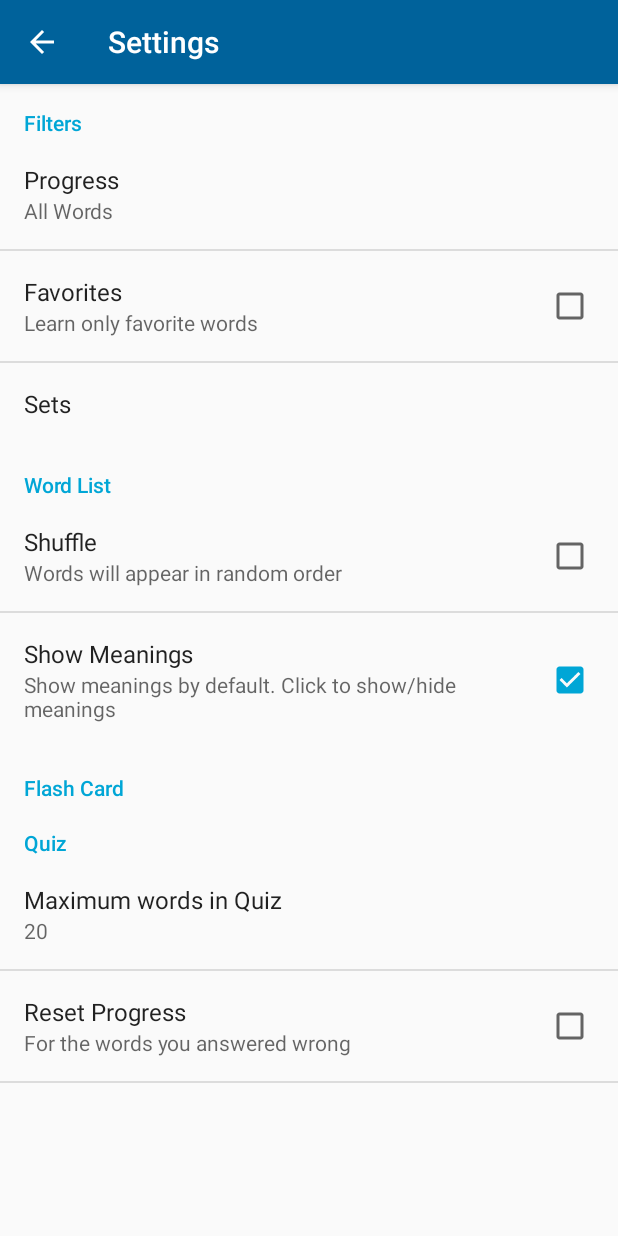
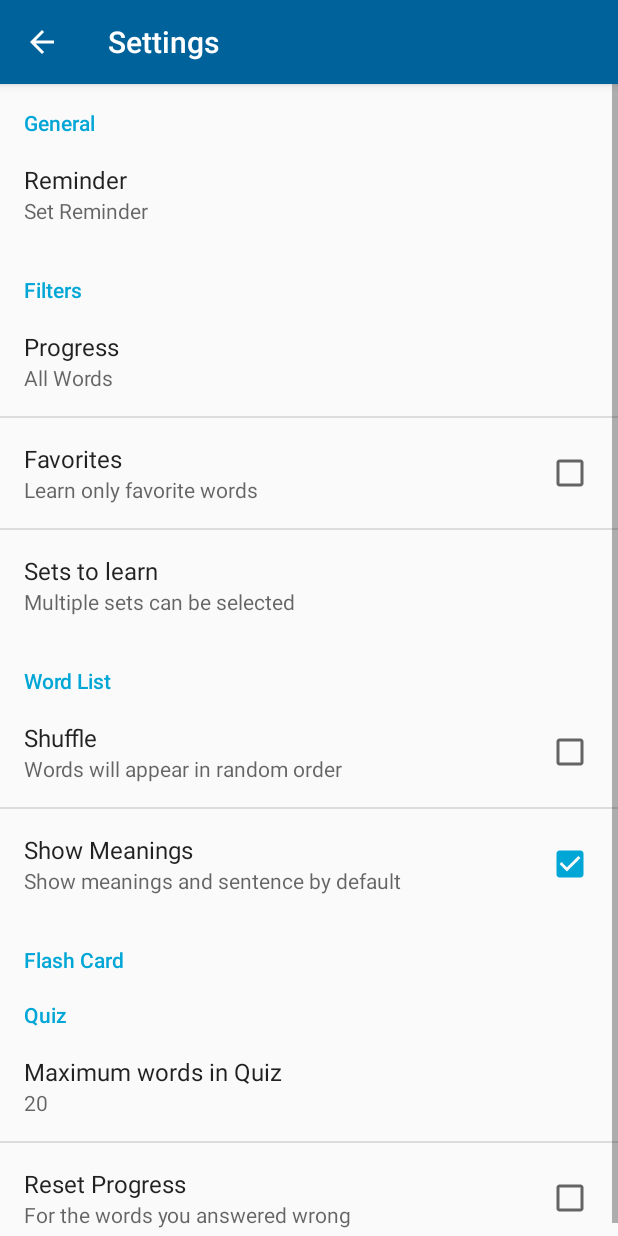
Before and after one commit to abhinav4192/VocabApp, an Android app: the SettingsActivity screen opened directly, with no data from a screen before it, on a phone screen of 412 x 824 dp. Run offline under Robolectric (Android 15) with nearby library versions, the phone set to English and light mode, and no system bars.

Commit message:
Initial reminder service

```diff
--- a/app/build.gradle
+++ b/app/build.gradle
@@ -3,8 +3,8 @@ apply plugin: 'android-apt'
 
 
 android {
-    compileSdkVersion 23
-    buildToolsVersion "23.0.2"
+    compileSdkVersion 24
+    buildToolsVersion "24.0.0"
 
     defaultConfig {
         applicationId "fightingpit.vocabbuilder"
--- a/app/src/main/java/fightingpit/VocabBuilder/SettingsActivity.java
+++ b/app/src/main/java/fightingpit/VocabBuilder/SettingsActivity.java
@@ -3,24 +3,17 @@ package fightingpit.VocabBuilder;
 
 import android.annotation.TargetApi;
 import android.content.Context;
-import android.content.DialogInterface;
 import android.content.res.Configuration;
 import android.os.Build;
 import android.os.Bundle;
 import android.preference.ListPreference;
 import android.preference.Preference;
-import android.support.v7.app.ActionBar;
 import android.preference.PreferenceFragment;
 import android.preference.PreferenceManager;
+import android.support.v7.app.ActionBar;
 import android.support.v7.app.AlertDialog;
-import android.util.Log;
 import android.view.MenuItem;
 import android.view.View;
-import android.widget.AdapterView;
-import android.widget.ArrayAdapter;
-import android.widget.Button;
-import android.widget.CheckedTextView;
-import android.widget.ListView;
 import android.widget.Toast;
 
 import java.util.ArrayList;
@@ -29,15 +22,17 @@ import fightingpit.VocabBuilder.Adapter.SetAdapter;
 import fightingpit.VocabBuilder.Engine.CommonUtils;
 import fightingpit.VocabBuilder.Engine.ContextManager;
 import fightingpit.VocabBuilder.Engine.Database.DatabaseMethods;
+import fightingpit.VocabBuilder.Engine.ReminderManager;
 import fightingpit.VocabBuilder.Engine.SettingManager;
 import fightingpit.VocabBuilder.Model.SetDetails;
 
-public class SettingsActivity extends AppCompatPreferenceActivity{
+public class SettingsActivity extends AppCompatPreferenceActivity {
     /**
      * A preference value change listener that updates the preference's summary
      * to reflect its new value.
      */
-    private static Preference.OnPreferenceChangeListener sBindPreferenceSummaryToValueListener = new Preference.OnPreferenceChangeListener() {
+    private static Preference.OnPreferenceChangeListener sBindPreferenceSummaryToValueListener =
+            new Preference.OnPreferenceChangeListener() {
                 @Override
                 public boolean onPreferenceChange(Preference preference, Object value) {
                     String stringValue = value.toString();
@@ -61,16 +56,6 @@ public class SettingsActivity extends AppCompatPreferenceActivity{
                     return true;
                 }
             };
-
-    @Override
-    public boolean onOptionsItemSelected(MenuItem item) {
-        switch (item.getItemId()) {
-            case android.R.id.home:
-                this.finish();
-                return true;
-        }
-        return super.onOptionsItemSelected(item);
-    }
 
     /**
      * Helper method to determine if the device has an extra-large screen. For
@@ -103,11 +88,22 @@ public class SettingsActivity extends AppCompatPreferenceActivity{
     }
 
     @Override
+    public boolean onOptionsItemSelected(MenuItem item) {
+        switch (item.getItemId()) {
+            case android.R.id.home:
+                this.finish();
+                return true;
+        }
+        return super.onOptionsItemSelected(item);
+    }
+
+    @Override
     protected void onCreate(Bundle savedInstanceState) {
         super.onCreate(savedInstanceState);
         setupActionBar();
         ContextManager.setCurrentActivityContext(this);
-        getFragmentManager().beginTransaction().replace(android.R.id.content, new GeneralPreferenceFragment()).commit();
+        getFragmentManager().beginTransaction().replace(android.R.id.content, new
+                GeneralPreferenceFragment()).commit();
     }
 
     /**
@@ -150,24 +146,25 @@ public class SettingsActivity extends AppCompatPreferenceActivity{
             bindPreferenceSummaryToValue(findPreference("pref_max_words_in_quiz"));
             bindPreferenceSummaryToValue(findPreference("pref_filter_status"));
 
-            Preference aShufflePreference = findPreference("pref_shuffle");
-            aShufflePreference.setOnPreferenceChangeListener(new Preference.OnPreferenceChangeListener() {
+            findPreference("pref_shuffle").setOnPreferenceChangeListener(new Preference
+                    .OnPreferenceChangeListener() {
                 @Override
                 public boolean onPreferenceChange(Preference preference, Object newValue) {
-                    if((boolean) newValue){
+                    if ((boolean) newValue) {
                         // Means user has changed the Shuffle from false to true. In this case
                         // the shuffle sequence should be changed even if all other criteria
-                        // remains same. Therefore, set number of words in shuffle sequence ot zero.
-                        (new SettingManager()).updateValue(ContextManager.getCurrentActivityContext()
+                        // remains same. Therefore, set number of words in shuffle sequence to zero.
+                        (new SettingManager()).updateValue(ContextManager
+                                .getCurrentActivityContext()
                                 .getResources().getString(R.string
-                                        .shuffle_sequence_number_of_words),0);
+                                        .shuffle_sequence_number_of_words), -1);
                     }
                     return true;
                 }
             });
 
-            Preference aSetPreference= findPreference("pref_set_selection");
-            aSetPreference.setOnPreferenceClickListener(new Preference.OnPreferenceClickListener() {
+            findPreference("pref_set_selection").setOnPreferenceClickListener(new Preference
+                    .OnPreferenceClickListener() {
                 @Override
                 public boolean onPreferenceClick(Preference preference) {
                     showSetSelectorAlert();
@@ -175,9 +172,44 @@ public class SettingsActivity extends AppCompatPreferenceActivity{
                 }
             });
 
+
+            final Preference aReminderPreference = findPreference(getResources().getString(R.string
+                    .pref_key_reminder));
+            setReminderSummary(aReminderPreference);
+            aReminderPreference.setOnPreferenceClickListener(new Preference
+                    .OnPreferenceClickListener() {
+                @Override
+                public boolean onPreferenceClick(Preference preference) {
+                    ReminderManager.getInstance().handleClickOnReminderSetting(aReminderPreference);
+                    return false;
+                }
+            });
+
+
         }
 
-        private void showSetSelectorAlert(){
+        /**
+         * Set reminder summary
+         *
+         * @param iPreference reference to reminder preference
+         */
+        private void setReminderSummary(Preference iPreference) {
+            SettingManager aSettingManager = new SettingManager();
+            String aReminderValue = aSettingManager.getValue(getResources().getString(R.string
+                    .pref_reminder_value));
+
+            if (!aReminderValue.isEmpty()) {
+                iPreference.setSummary(CommonUtils.getFormattedReminderText(aReminderValue));
+            } else {
+                iPreference.setSummary(getResources().getString(R.string
+                        .pref_summary_reminder_default));
+            }
+        }
+
+        /**
+         * Show AlertDialog to select sets.
+         */
+        private void showSetSelectorAlert() {
 
             final DatabaseMethods aDatabaseMethods = new DatabaseMethods();
             final ArrayList<SetDetails> aSets = aDatabaseMethods.getAllSets(false);
@@ -192,34 +224,38 @@ public class SettingsActivity extends AppCompatPreferenceActivity{
                     .setTitle("Select sets")
                     .setAdapter(aSetAdapter, null)
                     .setPositiveButton("OK", null)
-                    .setNegativeButton("CANCEL",null)
+                    .setNegativeButton("CANCEL", null)
                     .setNeutralButton("Clear All", null)
                     .create();
             aAlertDialog.show();
 
-            aAlertDialog.getButton(AlertDialog.BUTTON_POSITIVE).setOnClickListener(new View.OnClickListener() {
+            aAlertDialog.getButton(AlertDialog.BUTTON_POSITIVE).setOnClickListener(new View
+                    .OnClickListener() {
                 @Override
                 public void onClick(View view) {
-                    if(aSetAdapter.updateSelectedSetInDB()){
+                    if (aSetAdapter.updateSelectedSetInDB()) {
                         aAlertDialog.dismiss();
-                    }else {
-                        Toast.makeText(ContextManager.getCurrentActivityContext(), "Please select" +
-                                " at least one set.", Toast.LENGTH_SHORT).show();
+                    } else {
+                        Toast.makeText(ContextManager.getCurrentActivityContext(), getResources()
+                                .getString(R.string.error_select_one_set), Toast
+                                .LENGTH_SHORT).show();
                     }
                 }
             });
 
-            aAlertDialog.getButton(AlertDialog.BUTTON_NEGATIVE).setOnClickListener(new View.OnClickListener() {
+            aAlertDialog.getButton(AlertDialog.BUTTON_NEGATIVE).setOnClickListener(new View
+                    .OnClickListener() {
                 @Override
                 public void onClick(View view) {
                     aAlertDialog.dismiss();
                 }
             });
 
-            aAlertDialog.getButton(AlertDialog.BUTTON_NEUTRAL).setOnClickListener(new View.OnClickListener() {
+            aAlertDialog.getButton(AlertDialog.BUTTON_NEUTRAL).setOnClickListener(new View
+                    .OnClickListener() {
                 @Override
                 public void onClick(View view) {
-                    for(int i=0;i < aSetSize; i++) {
+                    for (int i = 0; i < aSetSize; i++) {
                         aSets.get(i).setSelected(false);
                     }
                     aSetAdapter.notifyDataSetChanged();
--- a/app/src/main/java/fightingpit/VocabBuilder/WordListFragment.java
+++ b/app/src/main/java/fightingpit/VocabBuilder/WordListFragment.java
@@ -10,7 +10,6 @@ import android.support.annotation.Nullable;
 import android.support.v4.content.ContextCompat;
 import android.support.v7.widget.LinearLayoutManager;
 import android.support.v7.widget.RecyclerView;
-import android.util.Log;
 import android.view.LayoutInflater;
 import android.view.View;
 import android.view.ViewGroup;
@@ -38,7 +37,7 @@ public class WordListFragment extends Fragment {
         // Initialize contacts
         // Create adapter passing in the sample user data
         WordListAdapter adapter = new WordListAdapter();
-        // Attach the adapter to the recyclerview to populate items
+        // Attach the adapter to the recyclerView to populate items
         rvWordList.setAdapter(adapter);
         // Set layout manager to position the items
         rvWordList.setLayoutManager(new LinearLayoutManager(ContextManager.getCurrentActivityContext()));
--- a/app/src/main/res/layout/model_single_word_in_word_list.xml
+++ b/app/src/main/res/layout/model_single_word_in_word_list.xml
@@ -9,9 +9,7 @@
 
     <RelativeLayout
         android:layout_width="match_parent"
-        android:layout_height="36dp"
-        android:animateLayoutChanges="false"
-        >
+        android:layout_height="36dp">
 
         <ImageView
             android:id="@+id/iv_mswiwl_dots"
@@ -19,7 +17,6 @@
             android:layout_height="match_parent"
             android:layout_alignParentEnd="true"
             android:layout_alignParentRight="true"
-            android:clickable="true"
             android:paddingBottom="7dp"
             android:paddingTop="7dp"
             android:src="@drawable/three_vertical_dots"/>
--- a/app/src/main/res/menu/main.xml
+++ b/app/src/main/res/menu/main.xml
@@ -5,5 +5,6 @@
         android:id="@+id/action_settings"
         android:orderInCategory="100"
         android:title="@string/action_settings"
-        app:showAsAction="never" />
+        android:icon="@drawable/setting"
+        app:showAsAction="always" />
 </menu>
--- a/app/src/main/res/values/colors.xml
+++ b/app/src/main/res/values/colors.xml
@@ -7,8 +7,6 @@
     <color name="colorAccent">#00a6d6</color>
     <!-- From DirectTV Ends -->
 
-    <color name="colorDarkGrey">#e74c3c</color>
-    <color name="black87">#CC000000</color>
     <color name="black75">#BF000000</color>
     <color name="black63">#A0000000</color>
 </resources>
--- a/app/src/main/res/values/dimens.xml
+++ b/app/src/main/res/values/dimens.xml
@@ -5,5 +5,4 @@
     <!-- Default screen margins, per the Android Design guidelines. -->
     <dimen name="activity_horizontal_margin">16dp</dimen>
     <dimen name="activity_vertical_margin">16dp</dimen>
-    <dimen name="fab_margin">16dp</dimen>
 </resources>
--- a/app/src/main/res/values/integer.xml
+++ b/app/src/main/res/values/integer.xml
@@ -2,5 +2,4 @@
 <resources>
     <integer name="MAX_PROGRESS">3</integer>
     <integer name="CHECK_TTS_ENGINE">101</integer>
-    <integer name="SETTING_ACTIVITY_CODE">102</integer>
 </resources>
--- a/app/src/main/res/values/strings.xml
+++ b/app/src/main/res/values/strings.xml
@@ -7,8 +7,20 @@
     <string name="action_settings">Settings</string>
     <string name="shared_preferences_file">SharedPreferences</string>
     <string name="title_activity_settings">Settings</string>
-    <string name="text_test_string">qtypadfghjzxcvb</string>
     <string name="all_words">All Words</string>
+    <string name="error_select_one_set">Please select at least one set</string>
+    <string name="tts_voice_data_not_found">Voice data not found. Please install voice data for English (United " +
+                "States) or English (United Kingdom). Connect to Wi-Fi to install.</string>
+
+    <string name="reminder_exception_text">Reminder is set.</string>
+    <string name="reminder_set_for">"Set for "</string>
+    <string name="reminder_unset_modify">" . Unset/Modify"</string>
+    <string name="reminder_notification_text">Time to learn new words !!</string>
+    <string name="reminder_option_unset">UNSET</string>
+
+    <string name="frag_tag_time_picker">time_picker</string>
+    <string name="reminder_action_code">reminder_action_code</string>
+
 
 
     <!-- Default Preferences Keys and Strings related to Settings-->
@@ -18,6 +30,7 @@
     <string name="pref_key_show_meaning_word_list">pref_show_meaning_word_list</string>
     <string name="pref_key_max_words_in_quiz">pref_max_words_in_quiz</string>
     <string name="pref_key_reset_words_on_wrong_quiz">pref_reset_words_on_wrong_quiz</string>
+    <string name="pref_key_set_selection">pref_set_selection</string>
     <string name="pref_cat_filter_title">Filters</string>
     <string name="pref_cat_wordList_title">Word List</string>
     <string name="pref_cat_flashCard_title">Flash Card</string>
@@ -28,13 +41,16 @@
     <string name="pref_wordList_title_shuffle">Shuffle</string>
     <string name="pref_wordList_summary_shuffle">Words will appear in random order</string>
     <string name="pref_wordList_title_showMeanings">Show Meanings</string>
-    <string name="pref_wordList_summary_showMeanings">Show meanings by default. Click to show/hide meanings</string>
+    <string name="pref_wordList_summary_showMeanings">Show meanings and sentence by default</string>
     <string name="pref_quiz_title_maxWords">Maximum words in Quiz</string>
     <string name="pref_quiz_title_resetProgress">Reset Progress</string>
     <string name="pref_quiz_summary_resetProgress">For the words you answered wrong</string>
-    <string name="shuffle_sequence">shuffle_sequence</string>
-    <string name="shuffle_sequence_number_of_words">shuffle_sequence_number_of_words</string>
-
+    <string name="pref_filter_title_sets">Sets to learn</string>
+    <string name="pref_filter_summary_sets">Multiple sets can be selected</string>
+    <string name="pref_key_reminder">pref_reminder</string>
+    <string name="pref_reminder_value">pref_reminder_value</string>
+    <string name="pref_title_reminder">Reminder</string>
+    <string name="pref_summary_reminder_default">Set Reminder</string>
     <string-array name="pref_max_words_list_titles">
         <item>10</item>
         <item>20</item>
@@ -49,7 +65,6 @@
         <item>40</item>
         <item>50</item>
     </string-array>
-
     <string-array name="pref_master_learn_all_titles">
         <item>All Words</item>
         <item>Learning</item>
@@ -61,6 +76,8 @@
         <item>3</item>
     </string-array>
 
+    <string name="shuffle_sequence">shuffle_sequence</string>
+    <string name="shuffle_sequence_number_of_words">shuffle_sequence_number_of_words</string>
     <string name="filter_learning">2</string>
     <string name="filter_mastered">3</string>
 
--- a/app/src/main/res/xml/pref_settings.xml
+++ b/app/src/main/res/xml/pref_settings.xml
@@ -1,7 +1,18 @@
 <PreferenceScreen xmlns:android="http://schemas.android.com/apk/res/android">
 
     <PreferenceCategory
+        android:title="General">
+
+        <Preference
+            android:key="@string/pref_key_reminder"
+            android:enabled="true"
+            android:title="@string/pref_title_reminder"
+            android:summary="@string/pref_summary_reminder_default"/>
+    </PreferenceCategory>
+
+    <PreferenceCategory
         android:title="@string/pref_cat_filter_title">
+
 
         <ListPreference
             android:defaultValue="1"
@@ -19,9 +30,10 @@
         android:summary="@string/pref_filter_summary_favorites"
         android:title="@string/pref_filter_title_favorites"/>
     <Preference
-        android:key="pref_set_selection"
+        android:key="@string/pref_key_set_selection"
         android:enabled="true"
-        android:title="Sets"/>
+        android:title="@string/pref_filter_title_sets"
+        android:summary="@string/pref_filter_summary_sets"/>
 
 
     <PreferenceCategory
@@ -38,28 +50,6 @@
             android:key="@string/pref_key_show_meaning_word_list"
             android:summary="@string/pref_wordList_summary_showMeanings"
             android:title="@string/pref_wordList_title_showMeanings"/>
-
-        <!--<SwitchPreference-->
-        <!--android:defaultValue="true"-->
-        <!--android:key="example_switch"-->
-        <!--android:summary="@string/pref_description_social_recommendations"-->
-        <!--android:title="@string/pref_title_social_recommendations"/>-->
-
-        <!--&lt;!&ndash; NOTE: EditTextPreference accepts EditText attributes. &ndash;&gt;-->
-        <!--&lt;!&ndash; NOTE: EditTextPreference's summary should be set to its value by the activity code. &ndash;&gt;-->
-        <!--<EditTextPreference-->
-        <!--android:capitalize="words"-->
-        <!--android:defaultValue="@string/pref_default_display_name"-->
-        <!--android:inputType="textCapWords"-->
-        <!--android:key="example_text"-->
-        <!--android:maxLines="1"-->
-        <!--android:selectAllOnFocus="true"-->
-        <!--android:singleLine="true"-->
-        <!--android:title="@string/pref_title_display_name"/>-->
-
-        <!--&lt;!&ndash; NOTE: Hide buttons to simplify the UI. Users can touch outside the dialog to-->
-        <!--dismiss it. &ndash;&gt;-->
-        <!--&lt;!&ndash; NOTE: ListPreference's summary should be set to its value by the activity code. &ndash;&gt;-->
 
     </PreferenceCategory>
 
```
Also changed, not shown: app/src/main/AndroidManifest.xml (+17 -0 lines), app/src/main/java/fightingpit/VocabBuilder/Engine/CommonUtils.java (+42 -7 lines), app/src/main/java/fightingpit/VocabBuilder/Engine/ReminderManager.java (added, +206 -0 lines), app/src/main/java/fightingpit/VocabBuilder/Engine/Services/NotificationIntentService.java (added, +64 -0 lines), app/src/main/java/fightingpit/VocabBuilder/Engine/Services/ReminderBroadcastReceiver.java (added, +44 -0 lines), app/src/main/java/fightingpit/VocabBuilder/Engine/TextToSpeechManager.java (+4 -3 lines), app/src/main/res/drawable/setting.xml (added, +8 -0 lines), app/src/main/res/layout/app_bar_main.xml (+0 -8 lines). Lines whose indentation alone changed are shown as unchanged.
